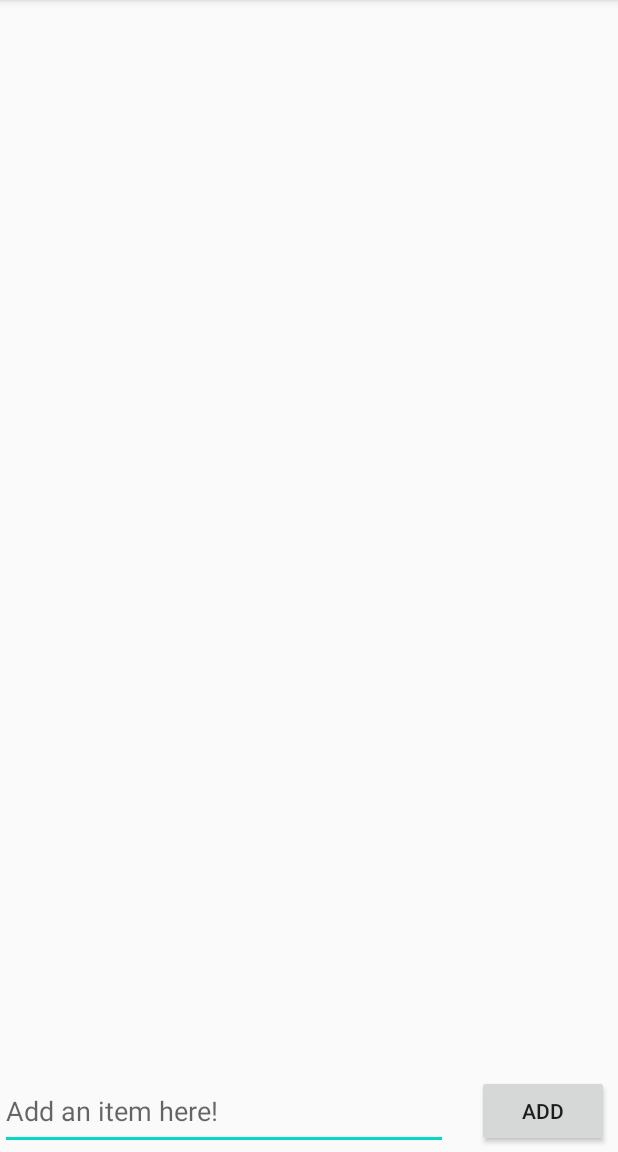
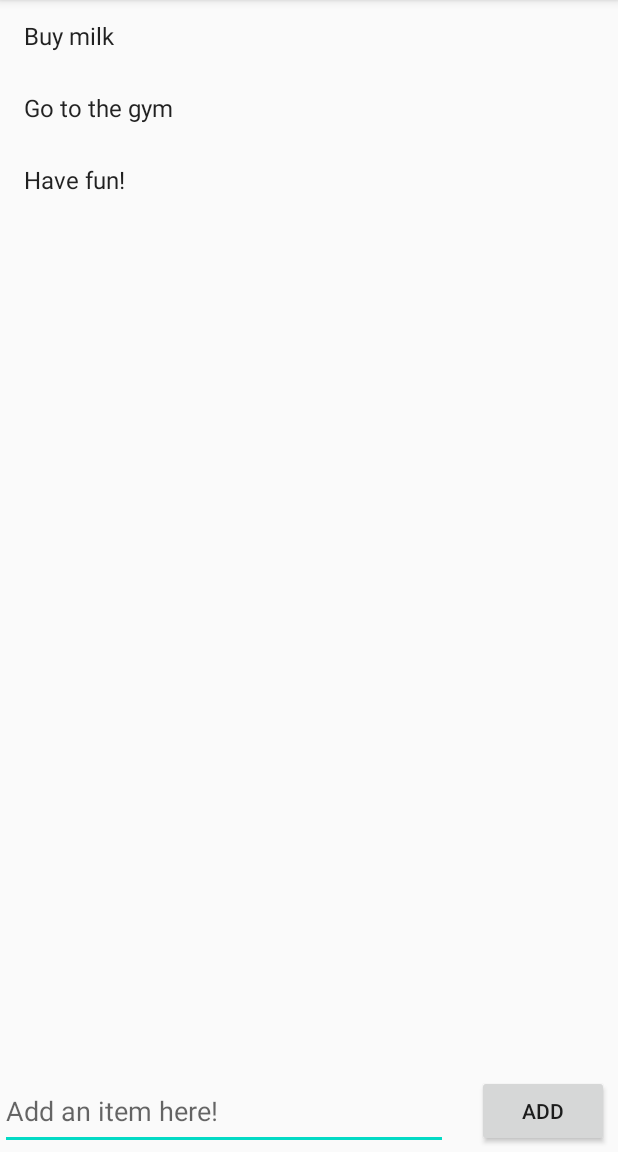
Before and after one commit to SusanNiu/SimpleToDo, an Android app: the screen it shows after launch (MainActivity), on a phone screen of 412 x 824 dp, the part 84-1236 px from its top. Run offline under Robolectric (Android 15) with nearby library versions, the phone set to English and light mode, and no system bars.

```diff
--- /dev/null
+++ b/app/src/main/java/com/example/simpletodo/ItemsAdapter.java
@@ -0,0 +1,59 @@
+package com.example.simpletodo;
+
+import android.view.LayoutInflater;
+import android.view.View;
+import android.view.ViewGroup;
+import android.widget.TextView;
+
+import androidx.annotation.NonNull;
+import androidx.recyclerview.widget.RecyclerView;
+
+import java.util.List;
+
+public class ItemsAdapter extends RecyclerView.Adapter<ItemsAdapter.ViewHolder> {
+    List<String> items;
+
+    public ItemsAdapter(List<String> items) {
+        this.items=items;
+    }
+
+    @NonNull
+    @Override
+    public ViewHolder onCreateViewHolder(@NonNull ViewGroup parent, int viewType) {
+        //Use layout inflator to inflate a view
+        View todoView=LayoutInflater.from(parent.getContext()).inflate(android.R.layout.simple_list_item_1, parent, false);
+        //wrap it inside a View Holder and return it
+        return new ViewHolder(todoView);
+    }
+
+    //responsible for binding data to a particular  view Holder
+    @Override
+    public void onBindViewHolder(@NonNull ViewHolder holder, int position) {
+        //Grab the item at the position
+        String item=items.get(position);
+        //Bind the item into the specified view Holder
+        holder.bind(item);
+    }
+
+    //Tells the RV how many items are  in the list
+    @Override
+    public int getItemCount() {
+        return items.size();
+    }
+
+    //Container tp provide easy access to view that represent each row of the list
+    class ViewHolder extends RecyclerView.ViewHolder {
+
+        TextView tvItem;
+
+        public ViewHolder(@NonNull View itemView) {
+            super(itemView);
+            tvItem=itemView.findViewById(android.R.id.text1);
+        }
+
+        //update the view inside of the view holder with this data
+        public void bind(String item) {
+            tvItem.setText(item);
+        }
+    }
+}
--- a/app/src/main/java/com/example/simpletodo/MainActivity.java
+++ b/app/src/main/java/com/example/simpletodo/MainActivity.java
@@ -1,14 +1,40 @@
 package com.example.simpletodo;
 
+import android.os.Bundle;
+import android.widget.Button;
+import android.widget.EditText;
+
 import androidx.appcompat.app.AppCompatActivity;
+import androidx.recyclerview.widget.LinearLayoutManager;
+import androidx.recyclerview.widget.RecyclerView;
 
-import android.os.Bundle;
+import java.util.ArrayList;
+import java.util.List;
 
 public class MainActivity extends AppCompatActivity {
+    List<String> items;
+
+    Button btnAdd;
+    EditText etItem;
+    RecyclerView rvItems;
 
     @Override
     protected void onCreate(Bundle savedInstanceState) {
         super.onCreate(savedInstanceState);
         setContentView(R.layout.activity_main);
+
+        btnAdd=findViewById(R.id.btnAdd);
+        etItem=findViewById(R.id.edItem);
+        rvItems=findViewById(R.id.rvItems);
+
+
+        items=new ArrayList<>();
+        items.add("Buy milk");
+        items.add("Go to the gym");
+        items.add("Have fun!");
+
+        ItemsAdapter itemsAdapter=new ItemsAdapter(items);
+        rvItems.setAdapter(itemsAdapter);
+        rvItems.setLayoutManager(new LinearLayoutManager(this));
     }
 }
--- a/app/src/main/res/layout/activity_main.xml
+++ b/app/src/main/res/layout/activity_main.xml
@@ -30,7 +30,7 @@
         android:inputType="text" />
 
     <androidx.recyclerview.widget.RecyclerView
-        android:id="@+id/rvlItem"
+        android:id="@+id/rvItems"
         android:layout_width="match_parent"
         android:layout_height="717dp"
         android:layout_above="@+id/edItem"
```
